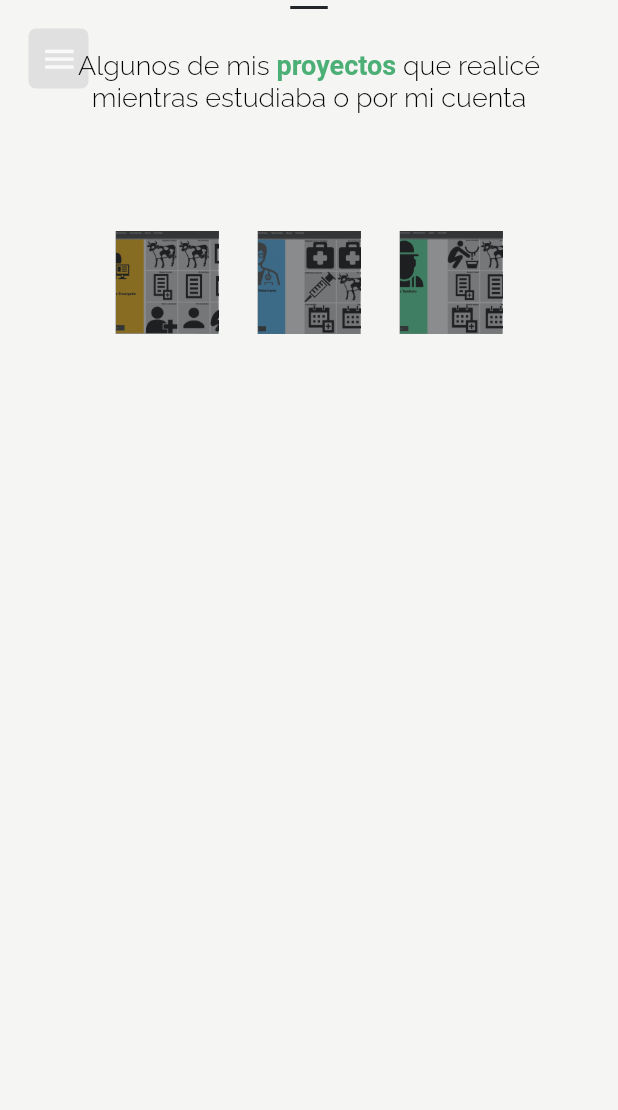
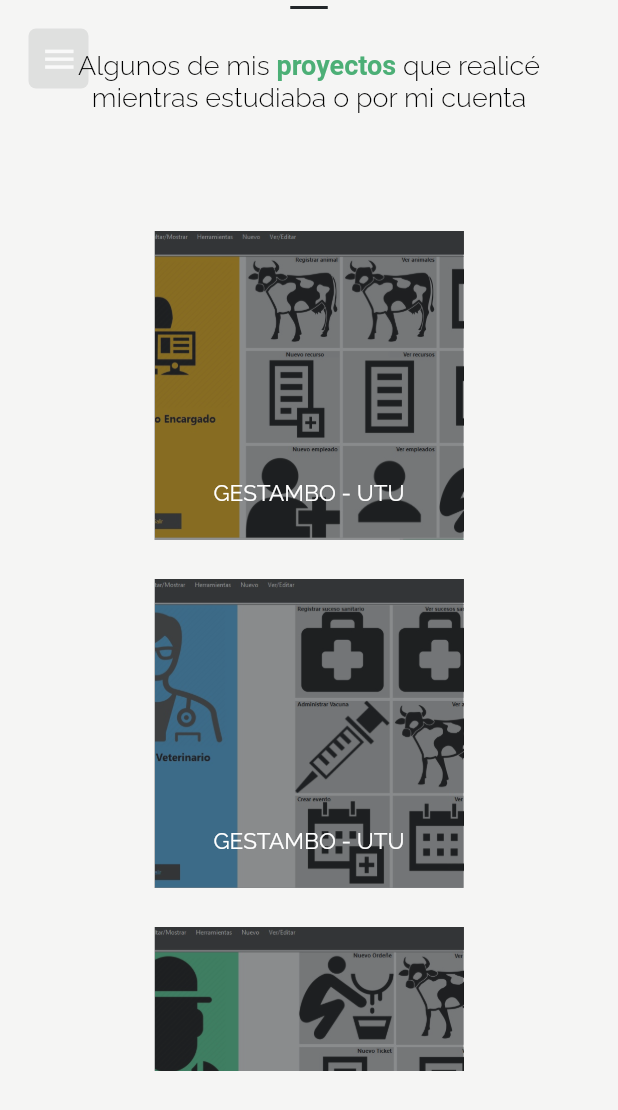
Before and after one commit to marcosporteiro/Portfolio, a Flutter app: the screen it shows after launch, scrolled down 1728 dp, on a phone screen of 412 x 824 dp. Shown: the top 1110 px of the screen. Run offline on Flutter 3.47's test engine with Material 2 defaults, Android fonts, the phone set to English and light mode, and no system bars; our stand-ins replace google_fonts, line_icons, url_launcher_web; missing offline and left inert: mouse_parallax.

```diff
--- a/lib/ventanas/portfolio.dart
+++ b/lib/ventanas/portfolio.dart
@@ -194,8 +194,11 @@ class BotonGaleria extends StatelessWidget {
       child: FotoGaleria(
         texto: texto,
         linkFoto: linkFoto,
-        tamanio: Size(MediaQuery.of(context).size.width / 6,
-            MediaQuery.of(context).size.width / 6),
+        tamanio: Responsive.isDesktop(context)
+            ? Size(MediaQuery.of(context).size.width / 5,
+                MediaQuery.of(context).size.width / 5)
+            : Size(MediaQuery.of(context).size.width / 2,
+                MediaQuery.of(context).size.width / 2),
       ),
       onPressed: () async {
         await showDialog(
```
